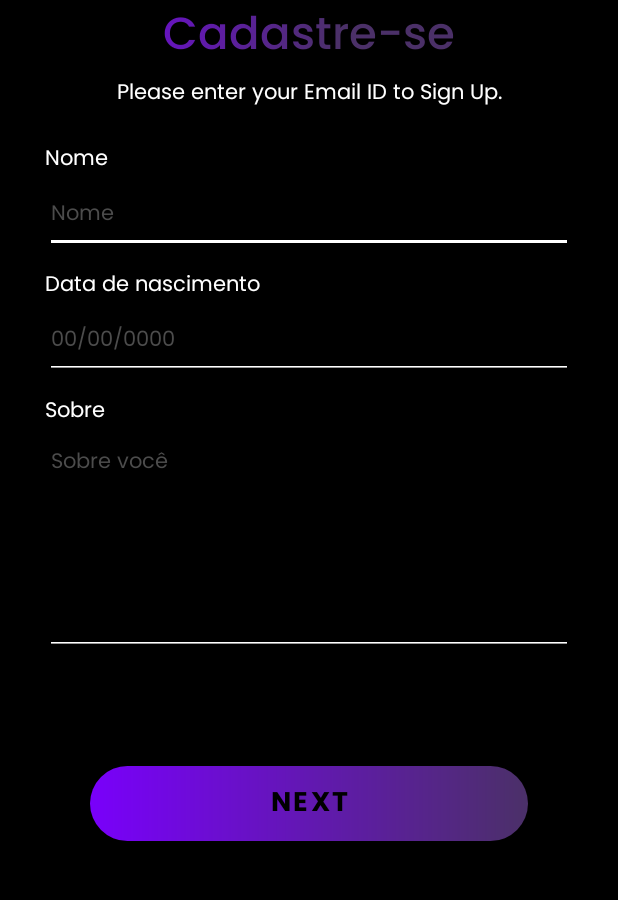
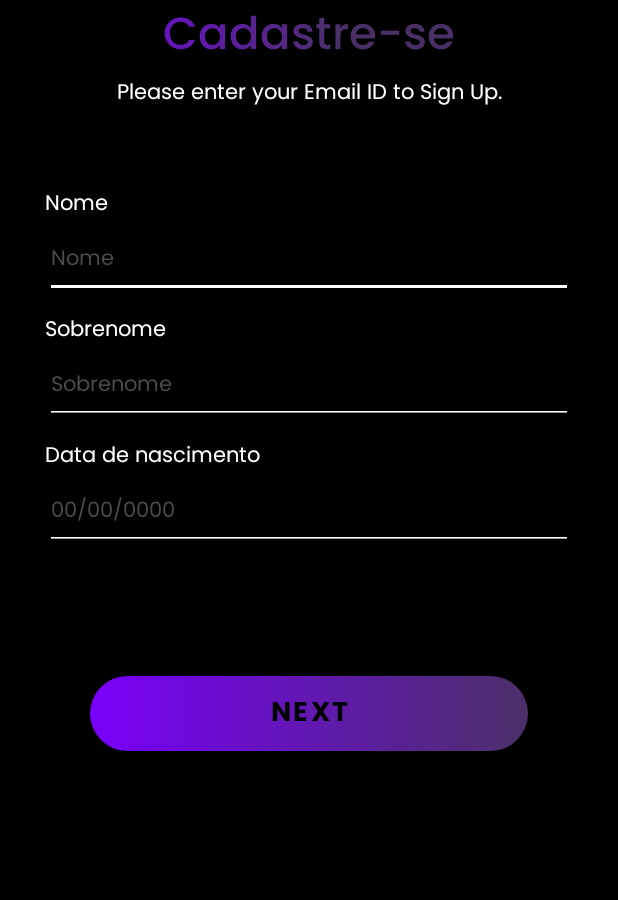
Before and after one commit to Mais-Jogos/MaisJogosFrontendMobileAndroidStudio, an Android app: the CadastroUserPrimeiraEtapa screen opened directly, with no data from a screen before it, on a phone screen of 412 x 824 dp, the part 251-1151 px from its top. Run offline under Robolectric (Android 15) with nearby library versions, the phone set to English and light mode, and no system bars.

Commit message:
Atualização da tela do usuário

```diff
--- a/app/src/main/java/com/app/mais_jogos/CadastroUserPrimeiraEtapa.java
+++ b/app/src/main/java/com/app/mais_jogos/CadastroUserPrimeiraEtapa.java
@@ -20,7 +20,7 @@ public class CadastroUserPrimeiraEtapa extends AppCompatActivity {
     TextView errorCadastroUser;
     EditText nomeUser;
     EditText dataUser;
-    EditText sobreUser;
+    EditText sobrenomeUser;
     Button btnNextUser;
 
     @SuppressLint("SetTextI18n")
@@ -44,7 +44,7 @@ public class CadastroUserPrimeiraEtapa extends AppCompatActivity {
 
         nomeUser = findViewById(R.id.txtNomeUser);
         dataUser = findViewById(R.id.txtDataUser);
-        sobreUser = findViewById(R.id.txtSobreUser);
+        sobrenomeUser = findViewById(R.id.txtSobrenomeUser);
         btnNextUser = findViewById(R.id.btnNextUser);
         errorCadastroUser = findViewById(R.id.errorCadastroUser);
 
@@ -64,13 +64,13 @@ public class CadastroUserPrimeiraEtapa extends AppCompatActivity {
     private boolean validar(){
         return nomeUser.getText().length() != 0 &&
                 dataUser.getText().length() != 0 &&
-                sobreUser.getText().length() != 0;
+                sobrenomeUser.getText().length() != 0;
     }
     private User getInfoUser(){
         User d = new User();
         d.setNome(nomeUser.getText().toString());
         d.setDataNasc(dataUser.getText().toString());
-        d.setSobre(sobreUser.getText().toString());
+        d.setSobre(sobrenomeUser.getText().toString());
         return d;
     }
 }
--- a/app/src/main/res/layout/cadastro_user_primeira_etapa.xml
+++ b/app/src/main/res/layout/cadastro_user_primeira_etapa.xml
@@ -15,8 +15,8 @@
         android:id="@+id/imageView"
         android:layout_width="match_parent"
         android:layout_height="111dp"
-        app:srcCompat="@mipmap/logo_foreground"
-        android:contentDescription="@string/logo_jogos" />
+        android:contentDescription="@string/logo_jogos"
+        app:srcCompat="@mipmap/logo_foreground" />
 
     <TextView
         android:id="@+id/titleCadastroUser"
@@ -43,6 +43,7 @@
         android:id="@+id/lblNomeUser"
         android:layout_width="match_parent"
         android:layout_height="wrap_content"
+        android:layout_marginTop="30dp"
         android:fontFamily="@font/poppins"
         android:text="@string/nome"
         android:textColor="#FFFFFF"
@@ -64,6 +65,30 @@
         android:textSize="14sp" />
 
     <TextView
+        android:id="@+id/lblSobrenomeUser"
+        android:layout_width="match_parent"
+        android:layout_height="wrap_content"
+        android:fontFamily="@font/poppins"
+        android:text="@string/sobrenome"
+        android:textColor="#FFFFFF"
+        android:textSize="14sp" />
+
+    <EditText
+        android:id="@+id/txtSobrenomeUser"
+        android:layout_width="match_parent"
+        android:layout_height="50dp"
+        android:layout_marginBottom="10dp"
+        android:autofillHints=""
+        android:backgroundTint="#fff"
+        android:ems="10"
+        android:fontFamily="@font/poppins"
+        android:hint="@string/sobrenome"
+        android:inputType="text"
+        android:textColor="#fff"
+        android:textColorHint="#4C4C4C"
+        android:textSize="14sp" />
+
+    <TextView
         android:id="@+id/lblDataUser"
         android:layout_width="match_parent"
         android:layout_height="wrap_content"
@@ -77,6 +102,7 @@
         android:layout_width="match_parent"
         android:layout_height="50dp"
         android:layout_marginBottom="10dp"
+        android:autofillHints=""
         android:backgroundTint="#fff"
         android:ems="10"
         android:fontFamily="@font/poppins"
@@ -84,34 +110,7 @@
         android:inputType="datetime|date"
         android:textColor="#fff"
         android:textColorHint="#4C4C4C"
-        android:textSize="14sp"
-        android:autofillHints="" />
-
-    <TextView
-        android:id="@+id/lblSobreUser"
-        android:layout_width="match_parent"
-        android:layout_height="wrap_content"
-        android:fontFamily="@font/poppins"
-        android:text="@string/sobre"
-        android:textColor="#FFFFFF"
         android:textSize="14sp" />
-
-    <EditText
-        android:id="@+id/txtSobreUser"
-        android:layout_width="match_parent"
-        android:layout_height="150dp"
-        android:layout_marginBottom="20dp"
-        android:backgroundTint="#fff"
-        android:ems="10"
-        android:fontFamily="@font/poppins"
-        android:gravity="top|left"
-        android:hint="@string/sobre_voc"
-        android:textColor="#fff"
-        android:textColorHint="#4C4C4C"
-        android:inputType="textMultiLine"
-        android:textSize="14sp"
-        android:autofillHints=""
-        tools:ignore="RtlHardcoded" />
 
     <TextView
         android:id="@+id/errorCadastroUser"
@@ -130,7 +129,7 @@
         android:layout_height="50dp"
         android:layout_gravity="center"
         android:layout_marginLeft="30dp"
-        android:layout_marginTop="10dp"
+        android:layout_marginTop="30dp"
         android:layout_marginRight="30dp"
         android:background="@drawable/gradient_button"
         android:fontFamily="@font/poppins_bold"
--- a/app/src/main/res/values/strings.xml
+++ b/app/src/main/res/values/strings.xml
@@ -3,6 +3,7 @@
     <string name="subtitulo_cadastro">Please enter your Email ID to Sign Up.</string>
     <string name="cadastre_se">Cadastre-se</string>
     <string name="nome">Nome</string>
+    <string name="sobrenome">Sobrenome</string>
     <string name="nomedev">Nome do desenvolvedor/ equipe</string>
     <string name="data_nasc">Data de nascimento</string>
     <string name="data_format">00/00/0000</string>
```
